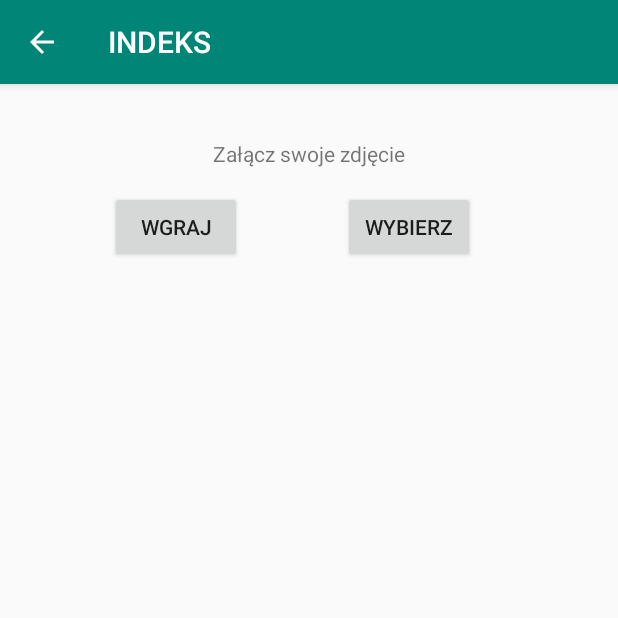
After one commit to mateusz-latkowski/Indeks, an Android app: the Settings screen opened directly, with no data from a screen before it, on a phone screen of 412 x 824 dp, the top half of it. The commit adds this screen. Run offline under Robolectric (Android 15) with nearby library versions, the phone set to English and light mode, and no system bars; our stand-ins replace Firebase (no records; nobody signed in at launch, a user with empty details on screens opened directly).

Commit message:
Create Settings Activity with upload image user.

```diff
--- a/app/build.gradle
+++ b/app/build.gradle
@@ -29,6 +29,8 @@ dependencies {
     implementation 'com.firebase:firebase-client-android:2.3.1'
     implementation 'com.google.firebase:firebase-storage:19.1.0'
     implementation 'com.squareup.picasso:picasso:2.71828'
+    implementation 'com.github.bumptech.glide:glide:4.9.0'
+    annotationProcessor 'com.github.bumptech.glide:compiler:4.9.0'
     testImplementation 'junit:junit:4.12'
     androidTestImplementation 'androidx.test.ext:junit:1.1.1'
     androidTestImplementation 'androidx.test.espresso:espresso-core:3.2.0'
--- a/app/src/main/AndroidManifest.xml
+++ b/app/src/main/AndroidManifest.xml
@@ -12,7 +12,8 @@
         android:roundIcon="@mipmap/ic_launcher_round"
         android:supportsRtl="true"
         android:theme="@style/AppTheme">
-        <activity android:name=".ResetPassword"></activity>
+        <activity android:name=".Settings"></activity>
+        <activity android:name=".ResetPassword" />
         <activity android:name=".UserProfile" />
         <activity android:name=".Home" />
         <activity android:name=".RegistrationInfo" />
--- /dev/null
+++ b/app/src/main/java/com/example/indeks/Settings.java
@@ -0,0 +1,144 @@
+package com.example.indeks;
+
+import androidx.annotation.NonNull;
+import androidx.annotation.Nullable;
+import androidx.appcompat.app.AppCompatActivity;
+
+import android.content.ContentResolver;
+import android.content.Intent;
+import android.graphics.Bitmap;
+import android.net.Uri;
+import android.os.Bundle;
+import android.provider.MediaStore;
+import android.view.Menu;
+import android.view.MenuItem;
+import android.view.View;
+import android.webkit.MimeTypeMap;
+import android.widget.Button;
+import android.widget.ImageView;
+import android.widget.Toast;
+
+import com.google.android.gms.tasks.OnFailureListener;
+import com.google.android.gms.tasks.OnSuccessListener;
+import com.google.firebase.auth.FirebaseAuth;
+import com.google.firebase.auth.FirebaseUser;
+import com.google.firebase.database.DatabaseReference;
+import com.google.firebase.database.FirebaseDatabase;
+import com.google.firebase.storage.FirebaseStorage;
+import com.google.firebase.storage.StorageReference;
+import com.google.firebase.storage.UploadTask;
+
+import java.io.FileNotFoundException;
+import java.io.IOException;
+
+public class Settings extends AppCompatActivity {
+
+    private DatabaseReference databaseReference;
+
+    private Button buttonUpload;
+    private Button buttonChoose;
+    private Uri imageURI;
+
+    private static final int PICK_IMAGE_REQUEST = 71;
+
+    private StorageReference storageReference;
+
+    @Override
+    protected void onCreate(Bundle savedInstanceState) {
+        super.onCreate(savedInstanceState);
+        setContentView(R.layout.activity_settings);
+
+        getSupportActionBar().setDisplayHomeAsUpEnabled(true);
+
+        FirebaseUser user = FirebaseAuth.getInstance().getCurrentUser();
+        String userID = user.getUid();
+
+        storageReference = FirebaseStorage.getInstance().getReference("Images");
+        databaseReference = FirebaseDatabase.getInstance().getReference().child("Students").child(userID);
+
+        buttonUpload = (Button) findViewById(R.id.buttonImageUpload);
+        buttonChoose = (Button) findViewById(R.id.buttonImageChoose);
+
+        buttonChoose.setOnClickListener(new View.OnClickListener() {
+            @Override
+            public void onClick(View v) {
+                FileChooser();
+            }
+        });
+
+        buttonUpload.setOnClickListener(new View.OnClickListener() {
+            @Override
+            public void onClick(View v) {
+                FileUploader();
+            }
+        });
+    }
+
+    @Override
+    public boolean onOptionsItemSelected(@NonNull MenuItem item) {
+        switch (item.getItemId()) {
+            case android.R.id.home:
+                finish();
+                return true;
+        }
+        return super.onOptionsItemSelected(item);
+    }
+
+    public boolean OnCreateOptionsMenu(Menu menu) {
+        return true;
+    }
+
+    private void FileChooser() {
+        Intent intent = new Intent();
+        intent.setType("image/*");
+        intent.setAction(Intent.ACTION_GET_CONTENT);
+        startActivityForResult(intent, PICK_IMAGE_REQUEST);
+    }
+
+    @Override
+    protected void onActivityResult(int requestCode, int resultCode, @Nullable Intent data) {
+        super.onActivityResult(requestCode, resultCode, data);
+
+        if (requestCode == PICK_IMAGE_REQUEST && resultCode == RESULT_OK && data != null && data.getData() != null) {
+            imageURI = data.getData();
+            try {
+                Bitmap bitmap = MediaStore.Images.Media.getBitmap(getContentResolver(), imageURI);
+            } catch (FileNotFoundException e) {
+                e.printStackTrace();
+            } catch (IOException e) {
+                e.printStackTrace();
+            }
+        }
+    }
+
+    private String getExtension(Uri uri) {
+        ContentResolver contentResolver = getContentResolver();
+        MimeTypeMap mimeTypeMap = MimeTypeMap.getSingleton();
+        return mimeTypeMap.getExtensionFromMimeType(contentResolver.getType(uri));
+    }
+
+    private void FileUploader() {
+        if (imageURI != null) {
+            FirebaseUser user = FirebaseAuth.getInstance().getCurrentUser();
+            String userID = user.getUid();
+            StorageReference ref = storageReference.child(userID + "." + getExtension(imageURI));
+            databaseReference.child("Image").setValue(userID + "." + getExtension(imageURI));
+
+            ref.putFile(imageURI)
+                    .addOnSuccessListener(new OnSuccessListener<UploadTask.TaskSnapshot>() {
+                        @Override
+                        public void onSuccess(UploadTask.TaskSnapshot taskSnapshot) {
+                            Toast.makeText(Settings.this, "Zdjęcie zostało zaktualizowane!", Toast.LENGTH_SHORT).show();
+
+                        }
+                    })
+                    .addOnFailureListener(new OnFailureListener() {
+                        @Override
+                        public void onFailure(@NonNull Exception e) {
+                            Toast.makeText(Settings.this, "Zdjęcie nie zostało zaktualizowane!", Toast.LENGTH_SHORT).show();
+                        }
+                    });
+
+        }
+    }
+}
--- /dev/null
+++ b/app/src/main/res/layout/activity_settings.xml
@@ -0,0 +1,44 @@
+<?xml version="1.0" encoding="utf-8"?>
+<androidx.constraintlayout.widget.ConstraintLayout xmlns:android="http://schemas.android.com/apk/res/android"
+    xmlns:app="http://schemas.android.com/apk/res-auto"
+    xmlns:tools="http://schemas.android.com/tools"
+    android:layout_width="match_parent"
+    android:layout_height="match_parent"
+    tools:context=".Settings">
+
+    <Button
+        android:id="@+id/buttonImageUpload"
+        android:layout_width="wrap_content"
+        android:layout_height="wrap_content"
+        android:text="@string/buttonImageUpload"
+        app:layout_constraintBottom_toBottomOf="parent"
+        app:layout_constraintEnd_toEndOf="parent"
+        app:layout_constraintHorizontal_bias="0.226"
+        app:layout_constraintStart_toStartOf="parent"
+        app:layout_constraintTop_toTopOf="parent"
+        app:layout_constraintVertical_bias="0.099" />
+
+    <Button
+        android:id="@+id/buttonImageChoose"
+        android:layout_width="wrap_content"
+        android:layout_height="wrap_content"
+        android:text="@string/buttonImageChange"
+        app:layout_constraintBottom_toBottomOf="parent"
+        app:layout_constraintEnd_toEndOf="parent"
+        app:layout_constraintHorizontal_bias="0.705"
+        app:layout_constraintStart_toStartOf="parent"
+        app:layout_constraintTop_toTopOf="parent"
+        app:layout_constraintVertical_bias="0.099" />
+
+    <TextView
+        android:id="@+id/textView"
+        android:layout_width="wrap_content"
+        android:layout_height="wrap_content"
+        android:text="@string/photo"
+        app:layout_constraintBottom_toBottomOf="parent"
+        app:layout_constraintEnd_toEndOf="parent"
+        app:layout_constraintStart_toStartOf="parent"
+        app:layout_constraintTop_toTopOf="parent"
+        app:layout_constraintVertical_bias="0.049" />
+
+</androidx.constraintlayout.widget.ConstraintLayout>
--- a/app/src/main/res/values/strings.xml
+++ b/app/src/main/res/values/strings.xml
@@ -70,6 +70,7 @@
     <string name="buttonLogOut">Wyloguj</string>
     <string name="buttonUserProfile">Profil</string>
     <string name="buttonCalendar">Kalendarz</string>
+    <string name="buttonSettings">Ustawienia</string>
 
     // UserProfil
     <string name="imageDescription">imageStudent</string>
@@ -82,5 +83,8 @@
     <string name="enterEmailReset">emailReset</string>
     <string name="buttonReset">Wyślij</string>
 
+    // Settings
+    <string name="photo">Załącz swoje zdjęcie</string>
+
 
 </resources>
```
Also changed, not shown: app/src/main/java/com/example/indeks/Home.java (+7 -0 lines), app/src/main/java/com/example/indeks/UserProfile.java (+4 -76 lines), app/src/main/res/layout/activity_home.xml (+7 -0 lines), app/src/main/res/layout/activity_user_profile.xml (+11 -35 lines).
